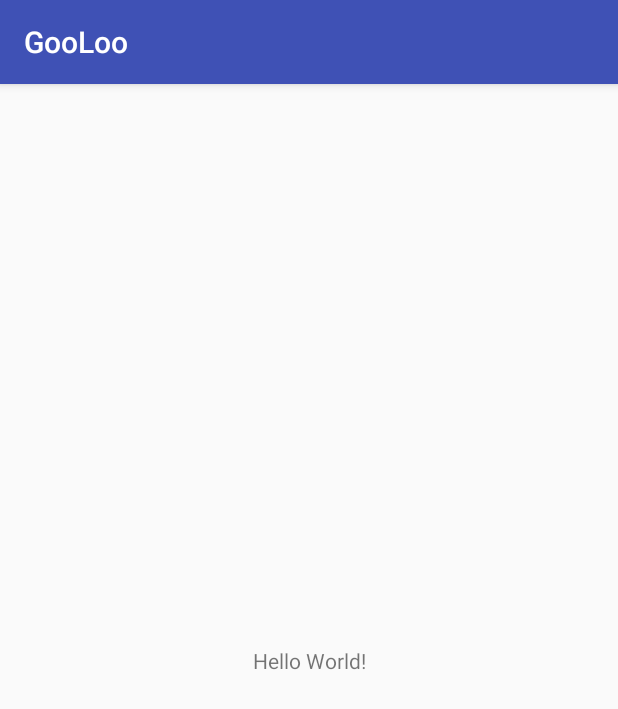
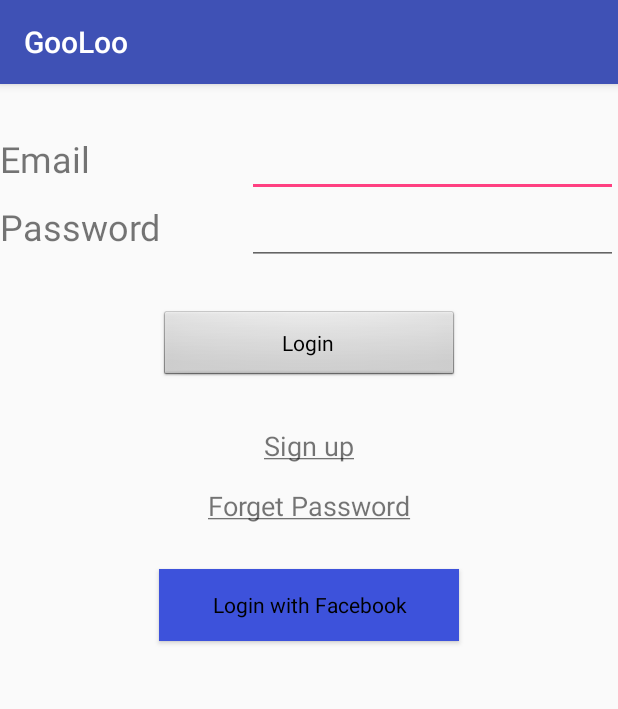
Before and after one commit to demifiendfumi/GooLooV2, an Android app: the screen it shows after launch (MainActivity), on a phone screen of 412 x 824 dp. Shown: the top 709 px of the screen. Run offline under Robolectric (Android 15) with nearby library versions, the phone set to English and light mode, and no system bars.

Commit message:
layed out the interface for Login page

```diff
--- a/app/src/main/res/layout/activity_main.xml
+++ b/app/src/main/res/layout/activity_main.xml
@@ -1,18 +1,121 @@
 <?xml version="1.0" encoding="utf-8"?>
-<android.support.constraint.ConstraintLayout xmlns:android="http://schemas.android.com/apk/res/android"
+<LinearLayout xmlns:android="http://schemas.android.com/apk/res/android"
     xmlns:app="http://schemas.android.com/apk/res-auto"
     xmlns:tools="http://schemas.android.com/tools"
     android:layout_width="match_parent"
     android:layout_height="match_parent"
+    android:gravity="top|center"
+    android:orientation="vertical"
     tools:context=".MainActivity">
 
+    <Space
+        android:layout_width="1dp"
+        android:layout_height="30dp"/>
+
+    <LinearLayout
+        android:layout_width="match_parent"
+        android:layout_height="wrap_content"
+        android:orientation="horizontal">
+
+        <TextView
+            android:id="@+id/tvEmail"
+            android:layout_width="0dp"
+            android:layout_height="wrap_content"
+            android:layout_weight="1"
+            android:text="Email"
+            android:textSize="24sp"
+            app:layout_constraintBottom_toBottomOf="parent"
+            app:layout_constraintLeft_toLeftOf="parent"
+            app:layout_constraintRight_toRightOf="parent"
+            app:layout_constraintTop_toTopOf="parent" />
+
+        <EditText
+            android:id="@+id/edtEmail"
+            android:layout_width="0dp"
+            android:layout_height="wrap_content"
+            android:layout_weight="1.5"
+            android:ems="10"
+            android:inputType="textPersonName"
+            android:textColor="@android:color/darker_gray" />
+
+    </LinearLayout>
+
+    <LinearLayout
+        android:layout_width="match_parent"
+        android:layout_height="wrap_content"
+        android:orientation="horizontal">
+
+        <TextView
+            android:id="@+id/tvPassWord"
+            android:layout_width="0dp"
+            android:layout_height="wrap_content"
+            android:layout_weight="1"
+            android:text="Password"
+            android:textSize="24sp"
+            app:layout_constraintBottom_toBottomOf="parent"
+            app:layout_constraintLeft_toLeftOf="parent"
+            app:layout_constraintRight_toRightOf="parent"
+            app:layout_constraintTop_toTopOf="parent" />
+
+        <EditText
+            android:id="@+id/edtPassword"
+            android:layout_width="0dp"
+            android:layout_height="wrap_content"
+            android:layout_weight="1.5"
+            android:ems="10"
+            android:inputType="textPassword" />
+
+    </LinearLayout>
+    <Space
+        android:layout_width="1dp"
+        android:layout_height="30dp"/>
+
+    <Button
+        android:id="@+id/btnLogin"
+        style="@android:style/Widget.Button"
+        android:layout_width="200dp"
+        android:layout_height="wrap_content"
+        android:layout_weight="0"
+        android:gravity="center"
+        android:text="Login" />
+
+    <Space
+        android:layout_width="1dp"
+        android:layout_height="30dp"/>
+
     <TextView
-        android:layout_width="wrap_content"
+        android:id="@+id/tvSignUp"
+        android:layout_width="match_parent"
         android:layout_height="wrap_content"
-        android:text="Hello World!"
-        app:layout_constraintBottom_toBottomOf="parent"
-        app:layout_constraintLeft_toLeftOf="parent"
-        app:layout_constraintRight_toRightOf="parent"
-        app:layout_constraintTop_toTopOf="parent" />
+        android:text="@string/Sign_up"
+        android:textAllCaps="false"
+        android:gravity="center"
+        android:textSize="18sp" />
 
-</android.support.constraint.ConstraintLayout>
+    <Space
+        android:layout_width="1dp"
+        android:layout_height="15dp"/>
+
+    <TextView
+        android:id="@+id/tvForget"
+        android:layout_width="match_parent"
+        android:layout_height="wrap_content"
+        android:gravity="center"
+        android:text="@string/Forget_password"
+        android:textSize="18sp" />
+
+    <Space
+        android:layout_width="1dp"
+        android:layout_height="30dp"/>
+
+    <Button
+        android:id="@+id/btnLoginFacebook"
+        style="@android:style/Widget.Button"
+        android:layout_width="200dp"
+        android:layout_height="wrap_content"
+        android:layout_weight="0"
+        android:background="#3d52db"
+        android:gravity="center"
+        android:text="Login with Facebook" />
+
+</LinearLayout>
--- a/app/src/main/res/values/strings.xml
+++ b/app/src/main/res/values/strings.xml
@@ -1,3 +1,5 @@
 <resources>
     <string name="app_name">GooLoo</string>
+    <string name="Sign_up"><u>Sign up</u></string>
+    <string name="Forget_password"><u>Forget Password</u></string>
 </resources>
```
